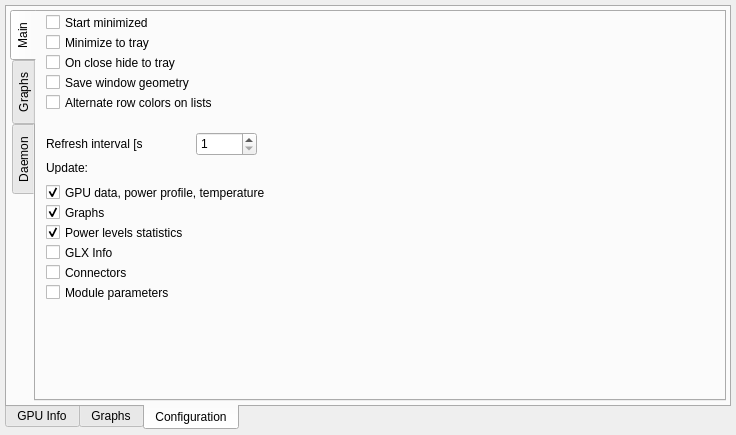
This is radeon-profile/radeon_profile.ui in marazmista/radeon-profile as Qt 5 draws it before an edit. The edited form follows.
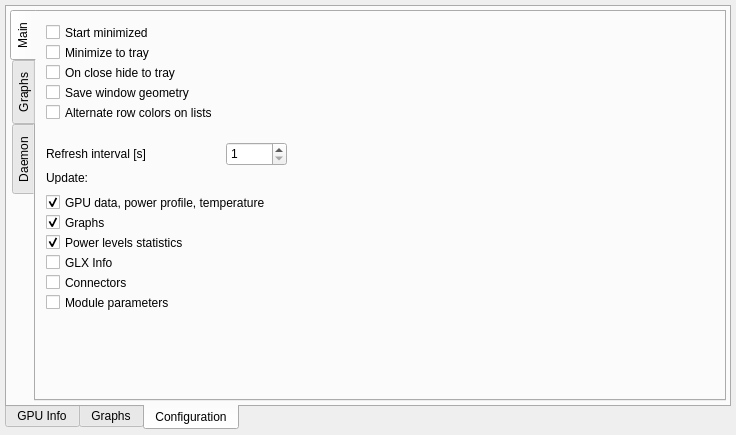
This is the edited form. The open tabs and pages were chosen to show the change. Icons and pictures are not drawn. Custom widgets are drawn as their Qt base class.

Commit message: ui fixes, timer disabled for now

```diff
--- a/radeon-profile/radeon_profile.ui
+++ b/radeon-profile/radeon_profile.ui
@@ -878,7 +878,7 @@
             <property name="geometry">
              <rect>
               <x>10</x>
-              <y>0</y>
+              <y>10</y>
               <width>289</width>
               <height>21</height>
              </rect>
@@ -891,7 +891,7 @@
             <property name="geometry">
              <rect>
               <x>10</x>
-              <y>20</y>
+              <y>30</y>
               <width>289</width>
               <height>21</height>
              </rect>
@@ -910,7 +910,7 @@
             <property name="geometry">
              <rect>
               <x>10</x>
-              <y>40</y>
+              <y>50</y>
               <width>289</width>
               <height>21</height>
              </rect>
@@ -929,7 +929,7 @@
             <property name="geometry">
              <rect>
               <x>10</x>
-              <y>60</y>
+              <y>70</y>
               <width>289</width>
               <height>21</height>
              </rect>
@@ -942,7 +942,7 @@
             <property name="geometry">
              <rect>
               <x>10</x>
-              <y>80</y>
+              <y>90</y>
               <width>289</width>
               <height>21</height>
              </rect>
@@ -955,8 +955,8 @@
             <property name="geometry">
              <rect>
               <x>10</x>
-              <y>120</y>
-              <width>96</width>
+              <y>130</y>
+              <width>161</width>
               <height>24</height>
              </rect>
             </property>
@@ -967,8 +967,8 @@
            <widget class="QDoubleSpinBox" name="spin_timerInterval">
             <property name="geometry">
              <rect>
-              <x>160</x>
-              <y>120</y>
+              <x>190</x>
+              <y>130</y>
               <width>61</width>
               <height>24</height>
              </rect>
@@ -990,7 +990,7 @@
             <property name="geometry">
              <rect>
               <x>10</x>
-              <y>150</y>
+              <y>160</y>
               <width>289</width>
               <height>12</height>
              </rect>
@@ -1009,7 +1009,7 @@
             <property name="geometry">
              <rect>
               <x>10</x>
-              <y>170</y>
+              <y>180</y>
               <width>289</width>
               <height>21</height>
              </rect>
@@ -1031,7 +1031,7 @@
             <property name="geometry">
              <rect>
               <x>10</x>
-              <y>190</y>
+              <y>200</y>
               <width>289</width>
               <height>21</height>
              </rect>
@@ -1053,7 +1053,7 @@
             <property name="geometry">
              <rect>
               <x>10</x>
-              <y>210</y>
+              <y>220</y>
               <width>289</width>
               <height>21</height>
              </rect>
@@ -1069,7 +1069,7 @@
             <property name="geometry">
              <rect>
               <x>10</x>
-              <y>230</y>
+              <y>240</y>
               <width>289</width>
               <height>21</height>
              </rect>
@@ -1088,7 +1088,7 @@
             <property name="geometry">
              <rect>
               <x>10</x>
-              <y>250</y>
+              <y>260</y>
               <width>289</width>
               <height>21</height>
              </rect>
@@ -1107,7 +1107,7 @@
             <property name="geometry">
              <rect>
               <x>10</x>
-              <y>270</y>
+              <y>280</y>
               <width>289</width>
               <height>21</height>
              </rect>
```
Left out of the diff: 22 changed lines with no effect on the pictures.
